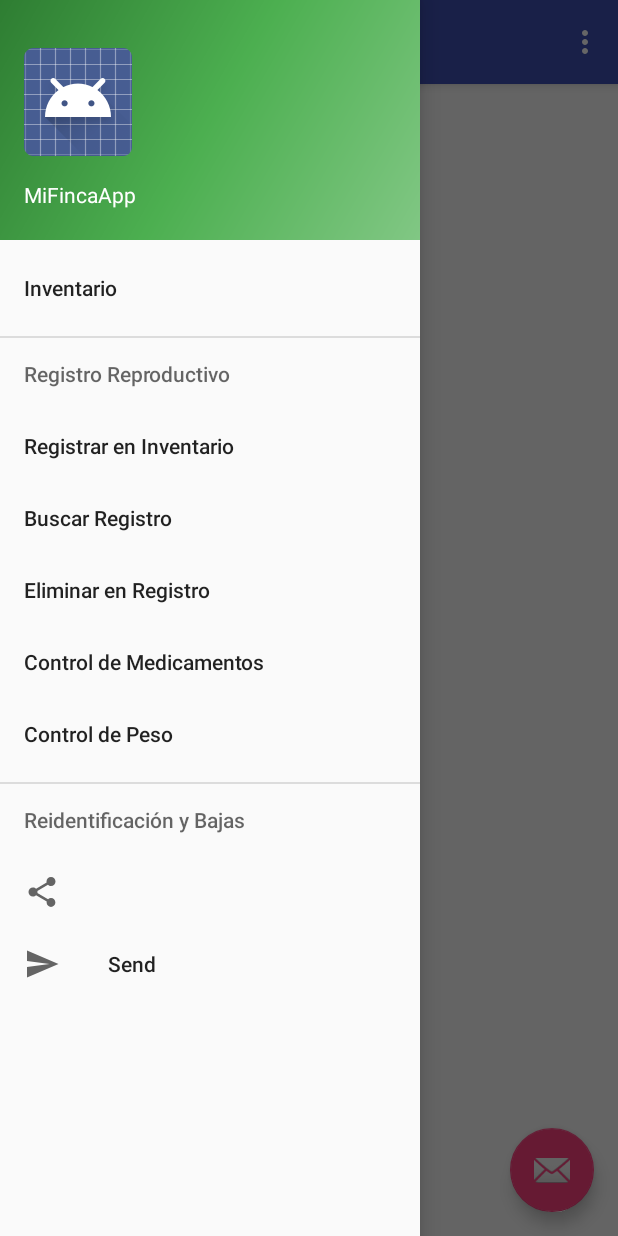
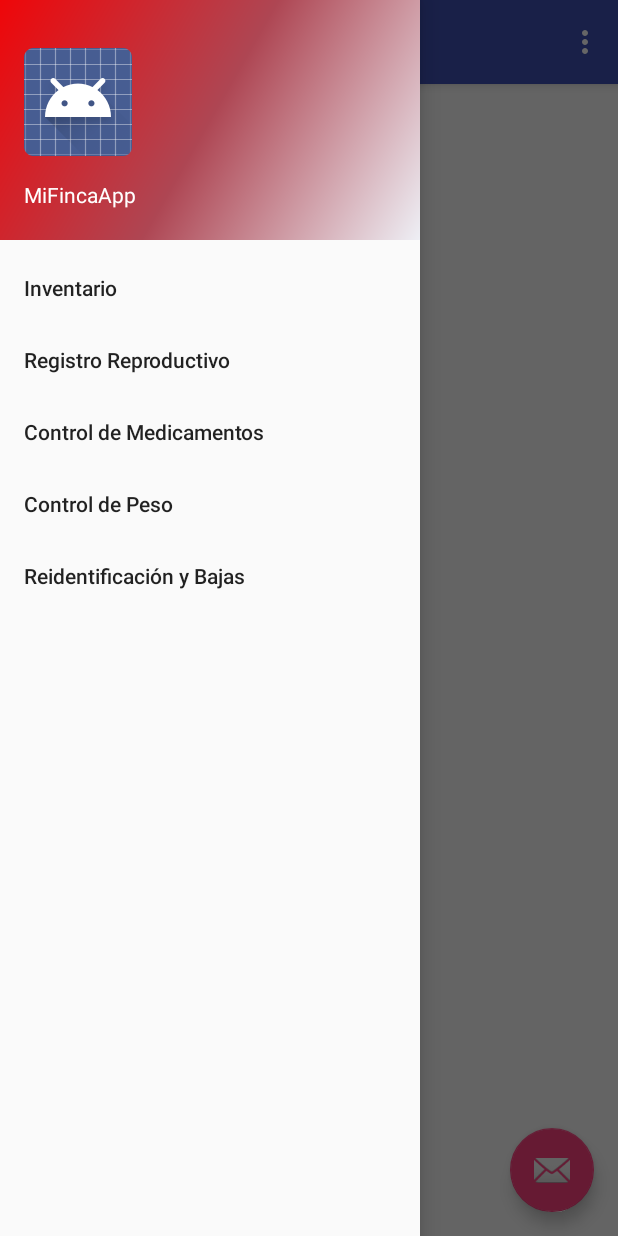
Before and after one commit to gromero211/MiFincaApp, an Android app: the screen it shows after launch (MainActivity), with the side drawer open, on a phone screen of 412 x 824 dp. Run offline under Robolectric (Android 15) with nearby library versions, the phone set to English and light mode, and no system bars.

Commit message:
Cambio de color Header-Drawer

```diff
--- a/app/src/main/java/com/mifincaapp/mifincaapp/MainActivity.java
+++ b/app/src/main/java/com/mifincaapp/mifincaapp/MainActivity.java
@@ -80,19 +80,21 @@ public class MainActivity extends AppCompatActivity
         // Handle navigation view item clicks here.
         int id = item.getItemId();
 
-        if (id == R.id.Inventario) {
+        if (id == R.id.inventario) {
             // Handle the camera action
-        } else if (id == R.id.Reproduccion) {
+        } else if (id == R.id.reproduccion) {
 
-        } else if (id == R.id.Medicamentos) {
+        } else if (id == R.id.medicamentos) {
 
         } else if (id == R.id.Peso) {
 
-        } else if (id == R.id.nav_share) {
+        }
+
+       /* } else if (id == R.id.nav_share) {
 
         } else if (id == R.id.nav_send) {
 
-        }
+        }*/
 
         DrawerLayout drawer = (DrawerLayout) findViewById(R.id.drawer_layout);
         drawer.closeDrawer(GravityCompat.START);
--- a/app/src/main/res/drawable/side_nav_bar.xml
+++ b/app/src/main/res/drawable/side_nav_bar.xml
@@ -2,8 +2,8 @@
     android:shape="rectangle">
     <gradient
         android:angle="135"
-        android:centerColor="#4CAF50"
-        android:endColor="#2E7D32"
-        android:startColor="#81C784"
+        android:centerColor="#ae4653"
+        android:endColor="#ef0609"
+        android:startColor="#eeeff5"
         android:type="linear" />
 </shape>
--- a/app/src/main/res/layout/nav_header_main.xml
+++ b/app/src/main/res/layout/nav_header_main.xml
@@ -30,6 +30,6 @@
         android:id="@+id/textView"
         android:layout_width="wrap_content"
         android:layout_height="wrap_content"
-        android:text="Al cuidado de sus Animales" />
+        android:text="¡Seguridad para ti y tu Ganado!" />
 
 </LinearLayout>
--- a/app/src/main/res/menu/activity_main_drawer.xml
+++ b/app/src/main/res/menu/activity_main_drawer.xml
@@ -3,38 +3,19 @@
 
     <group android:checkableBehavior="single">
         <item
-            android:id="@+id/Inventario"
-            android:title="Inventario" />
+            android:id="@+id/inventario"
+            android:title="@string/inventario" />
         <item
-            android:id="@+id/Reproduccion"
-            android:title="Registro Reproductivo" >
-            <menu >
-                <item android:title="Registrar en Inventario"
-                    android:id="@+id/inventario_registrar" />
-                <item android:title="Buscar Registro"
-                    android:id="@+id/inventario_buscar" />
-                <item android:title="Eliminar en Registro"
-                    android:id="@+id/inventario_eliminar" />
-            </menu>
-        </item>
+            android:id="@+id/reproduccion"
+            android:title="@string/registro_reproductivo" ></item>
         <item
-            android:id="@+id/Medicamentos"
+            android:id="@+id/medicamentos"
             android:title="Control de Medicamentos" />
         <item
             android:id="@+id/Peso"
-            android:title="Control de Peso" />
-        <item android:title="Reidentificación y Bajas"
-            android:id="@+id/Reidentificacion">
-            <menu>
-                <item
-                    android:id="@+id/nav_share"
-                    android:icon="@drawable/ic_menu_share" />
-                <item
-                    android:id="@+id/nav_send"
-                    android:icon="@drawable/ic_menu_send"
-                    android:title="Send" />
-            </menu>
-        </item>
+            android:title="@string/control_de_peso" />
+        <item android:title="@string/reidentificaci_n_y_bajas"
+            android:id="@+id/Reidentificacion"></item>
     </group>
 
 </menu>
--- a/app/src/main/res/values/strings.xml
+++ b/app/src/main/res/values/strings.xml
@@ -5,4 +5,8 @@
     <string name="navigation_drawer_close">Close navigation drawer</string>
 
     <string name="action_settings">Settings</string>
+    <string name="inventario">Inventario</string>
+    <string name="registro_reproductivo">Registro Reproductivo</string>
+    <string name="control_de_peso">Control de Peso</string>
+    <string name="reidentificaci_n_y_bajas">Reidentificación y Bajas</string>
 </resources>
```
